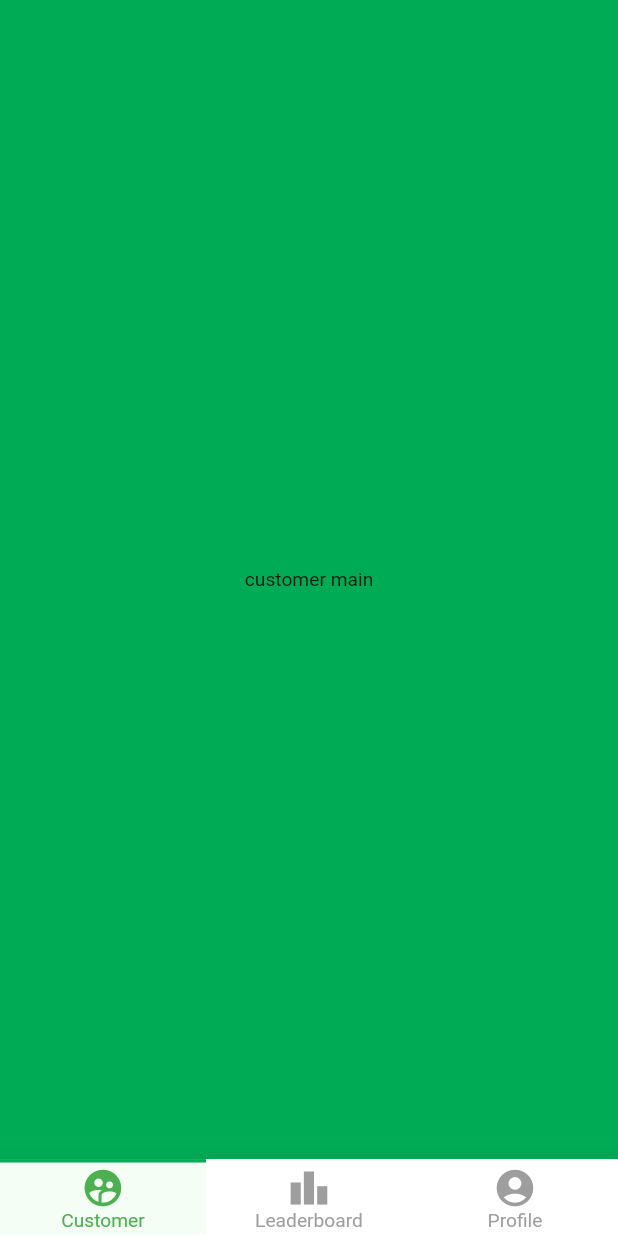
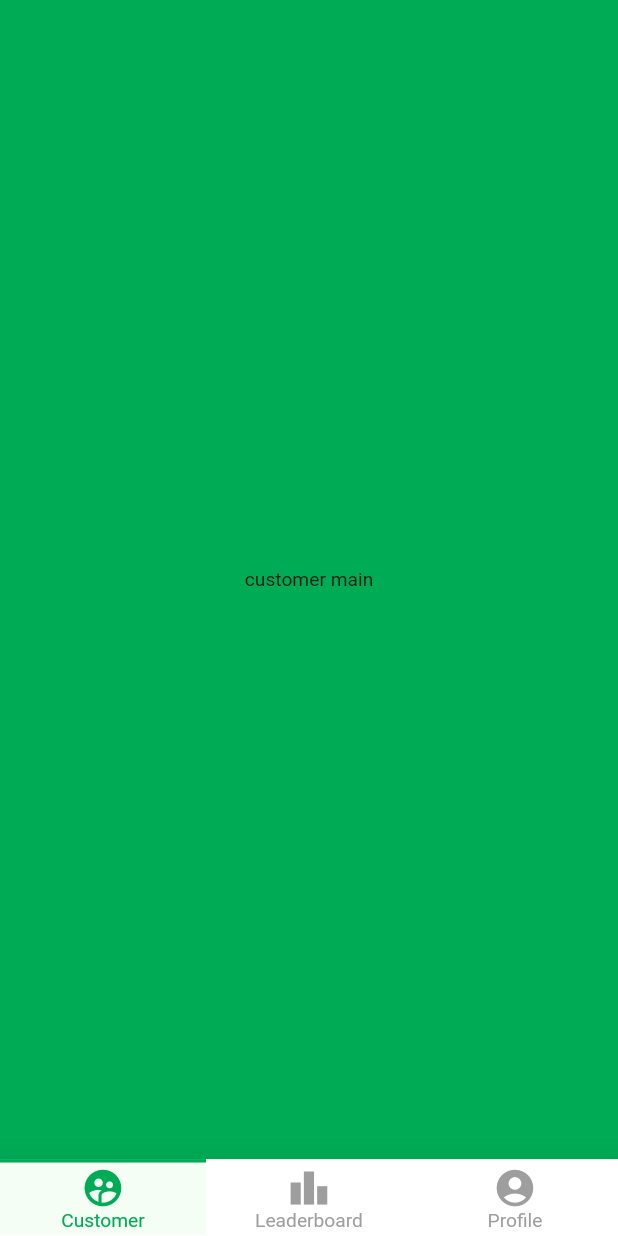
Before and after one commit to Group22-SEP-18/TECLIX-app, a Flutter app: the NavbarController screen opened by its route, on a phone screen of 412 x 824 dp. Run offline on Flutter 3.47's test engine with Material 2 defaults, Android fonts, the phone set to English and light mode, and no system bars; our stand-ins replace bloc, dots_indicator, expandable, flutter_bloc, flutter_spinkit, font_awesome_flutter and 5 more.

Commit message:
color changed

```diff
--- a/lib/presentation/screens/navbar/bottom_navbar.dart
+++ b/lib/presentation/screens/navbar/bottom_navbar.dart
@@ -75,7 +75,7 @@ class BottomNavbar extends StatelessWidget {
 
   Color _tabColor({int index}) {
     return NavbarControllerState.currentTab == index
-        ? Colors.green
+        ? ColorPrimary
         : Colors.grey;
   }
 
```
